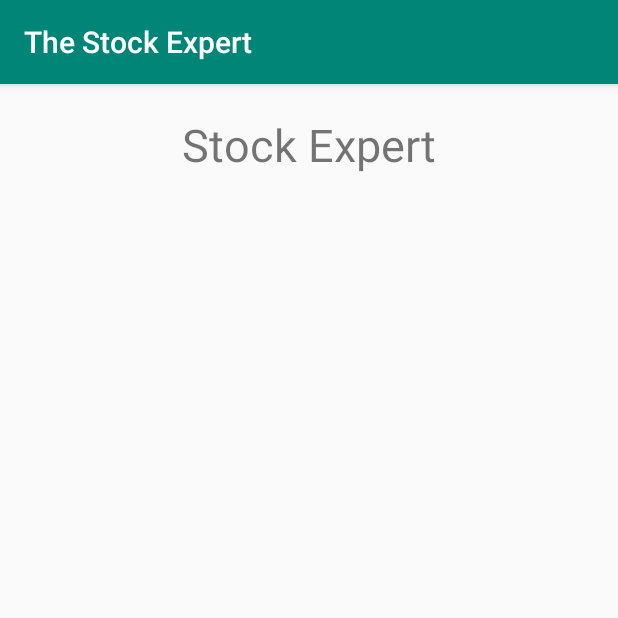
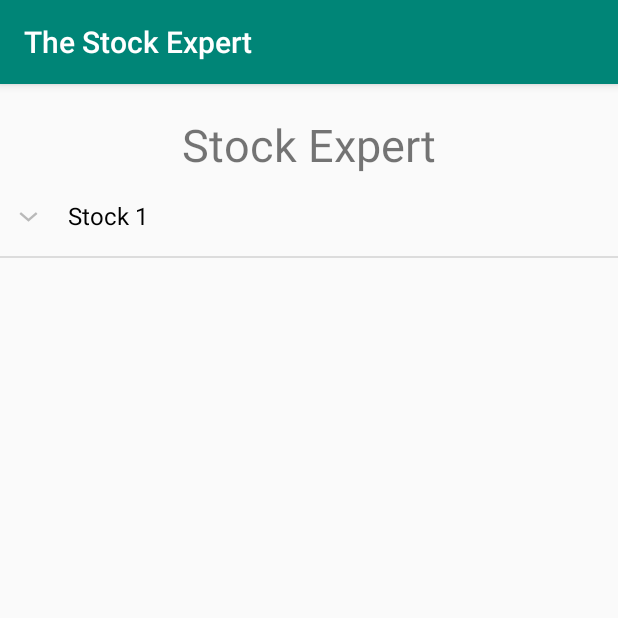
Before and after one commit to saijeeshanketheeswaran/The-Stock-Expert, an Android app: the MainActivity screen opened directly, with no data from a screen before it, on a phone screen of 412 x 824 dp, the top half of it. Run offline under Robolectric (Android 15) with nearby library versions, the phone set to English and light mode, and no system bars.

Commit message:
Split the CSV file and added an expandable list view

```diff
--- a/app/src/main/AndroidManifest.xml
+++ b/app/src/main/AndroidManifest.xml
@@ -1,8 +1,12 @@
 <?xml version="1.0" encoding="utf-8"?>
 <manifest xmlns:android="http://schemas.android.com/apk/res/android"
+
     package="com.example.a100589716.thestockexpert">
+    <uses-permission android:name="android.permission.WRITE_EXTERNAL_STORAGE"/>
+    <uses-permission android:name="android.permission.READ_EXTERNAL_STORAGE" />
 
     <application
+
         android:allowBackup="true"
         android:icon="@mipmap/ic_launcher"
         android:label="@string/app_name"
--- a/app/src/main/java/com/example/a100589716/thestockexpert/MainActivity.java
+++ b/app/src/main/java/com/example/a100589716/thestockexpert/MainActivity.java
@@ -1,18 +1,84 @@
 package com.example.a100589716.thestockexpert;
 
+import android.Manifest;
 import android.app.Activity;
+import android.content.res.AssetManager;
+import android.os.Environment;
 import android.support.v7.app.AppCompatActivity;
 import android.os.Bundle;
+import android.util.Log;
 import android.view.View;
 import android.widget.EditText;
+import android.widget.ExpandableListView;
+import android.widget.Toast;
+
+import java.io.BufferedReader;
+import java.io.BufferedWriter;
+import java.io.File;
+import java.io.FileNotFoundException;
+import java.io.FileOutputStream;
+import java.io.FileReader;
+import java.io.FileWriter;
+import java.io.IOException;
+import java.io.InputStream;
+import java.io.InputStreamReader;
+import java.io.OutputStreamWriter;
+import java.util.ArrayList;
+import java.util.HashMap;
+import java.util.List;
+import java.util.logging.Level;
+import java.util.logging.Logger;
 
 public class MainActivity extends AppCompatActivity {
 
     @Override
     protected void onCreate(Bundle savedInstanceState) {
         super.onCreate(savedInstanceState);
+
+        BufferedReader csvFile = null;
+
+        try {
+
+            csvFile = new BufferedReader(new InputStreamReader(getAssets().open("EURONEXT_metadata.csv")));
+
+            String fileContent = csvFile.readLine();
+
+            while (fileContent != null) {
+                String[] tab = fileContent.split(",");
+
+                fileContent = csvFile.readLine();
+
+                Log.d("Codes", tab[0]);
+                Log.d("Names", tab[1]);
+            }
+        } catch (FileNotFoundException ex) {
+            Logger.getLogger(MainActivity.class.getName()).log(Level.SEVERE, null, ex);
+        } catch (IOException ex) {
+            Logger.getLogger(MainActivity.class.getName()).log(Level.SEVERE, null, ex);
+        } finally {
+            try {
+                csvFile.close();
+            } catch (IOException ex) {
+                Logger.getLogger(MainActivity.class.getName()).log(Level.SEVERE, null, ex);
+            }
+        }
+
         setContentView(R.layout.activity_main);
+
+        ExpandableListView expandableListView = findViewById((R.id.expandableListView));
+
+        HashMap<String, List<String>> item = new HashMap<>();
+
+        ArrayList<String> stocks = new ArrayList<>();
+
+        stocks.add("Name");
+        stocks.add("Code");
+        stocks.add("Description");
+        stocks.add("Value");
+
+        item.put("Stock 1", stocks);
+
+        MyExpandableListAdapter adapter = new MyExpandableListAdapter(item);
+        expandableListView.setAdapter(adapter);
     }
-
-
 }
--- /dev/null
+++ b/app/src/main/java/com/example/a100589716/thestockexpert/MyExpandableListAdapter.java
@@ -0,0 +1,83 @@
+package com.example.a100589716.thestockexpert;
+
+import android.view.LayoutInflater;
+import android.view.View;
+import android.view.ViewGroup;
+import android.widget.BaseExpandableListAdapter;
+import android.widget.TextView;
+
+import java.util.HashMap;
+import java.util.List;
+
+public class MyExpandableListAdapter extends BaseExpandableListAdapter {
+
+    private HashMap<String, List<String>> mStringListHashMap;
+    private String[] mListHeaderGroup;
+
+    public MyExpandableListAdapter(HashMap<String, List<String>> stringListHashMap){
+        mStringListHashMap = stringListHashMap;
+        mListHeaderGroup = mStringListHashMap.keySet().toArray(new String[0]);
+    }
+
+    @Override
+    public int getGroupCount() {
+        return mListHeaderGroup.length;
+    }
+
+    @Override
+    public int getChildrenCount(int groupPosition) {
+        return mStringListHashMap.get(mListHeaderGroup[groupPosition]).size();
+    }
+
+    @Override
+    public Object getGroup(int groupPosition) {
+        return mListHeaderGroup[groupPosition];
+    }
+
+    @Override
+    public Object getChild(int groupPosition, int childPosition) {
+        return mStringListHashMap.get(mListHeaderGroup[groupPosition]).get(childPosition);
+    }
+
+    @Override
+    public long getGroupId(int groupPosition) {
+        return groupPosition;
+    }
+
+    @Override
+    public long getChildId(int groupPosition, int childPosition) {
+        return groupPosition*childPosition;
+    }
+
+    @Override
+    public boolean hasStableIds() {
+        return false;
+    }
+
+    @Override
+    public View getGroupView(int groupPosition, boolean isExpanded, View convertView, ViewGroup parent) {
+        if (convertView == null){
+            convertView = LayoutInflater.from(parent.getContext()).inflate(R.layout.expandable_list_group, parent, false);
+        }
+            TextView textView = convertView.findViewById(R.id.textView);
+            textView.setText(String.valueOf(getGroup(groupPosition)));
+
+            return convertView;
+    }
+
+    @Override
+    public View getChildView(int groupPosition, int childPosition, boolean isLastChild, View convertView, ViewGroup parent) {
+        if (convertView == null){
+            convertView = LayoutInflater.from(parent.getContext()).inflate(R.layout.expandable_list_item, parent, false);
+        }
+        TextView textView = convertView.findViewById(R.id.textView);
+        textView.setText(String.valueOf(getChild(groupPosition, childPosition)));
+
+        return convertView;
+    }
+
+    @Override
+    public boolean isChildSelectable(int groupPosition, int childPosition) {
+        return false;
+    }
+}
--- a/app/src/main/res/layout/activity_main.xml
+++ b/app/src/main/res/layout/activity_main.xml
@@ -16,4 +16,10 @@
         android:layout_marginTop="20dp"/>
 
 
+    <ExpandableListView
+        android:layout_width="match_parent"
+        android:layout_height="match_parent"
+        android:id = "@+id/expandableListView"/>
+
+
 </LinearLayout>
--- /dev/null
+++ b/app/src/main/res/layout/expandable_list_group.xml
@@ -0,0 +1,17 @@
+<?xml version="1.0" encoding="utf-8"?>
+<LinearLayout xmlns:android="http://schemas.android.com/apk/res/android"
+    android:orientation="vertical" android:layout_width="match_parent"
+    android:layout_height="match_parent"
+    android:padding = "?android:listPreferredItemPaddingLeft"
+    android:paddingLeft = "45dp"
+    android:paddingStart = "45dp">
+
+    <TextView
+        android:layout_width="wrap_content"
+        android:layout_height="wrap_content"
+        android:text="Group"
+        android:id = "@+id/textView"
+        android:textSize = "16sp"
+        android:textColor="#000000"/>
+
+</LinearLayout>
```
Also changed, not shown: app/src/main/res/layout/expandable_list_item.xml (added, +17 -0 lines), app/src/main/assets/EURONEXT_metadata.csv (added), 1687 other files.
